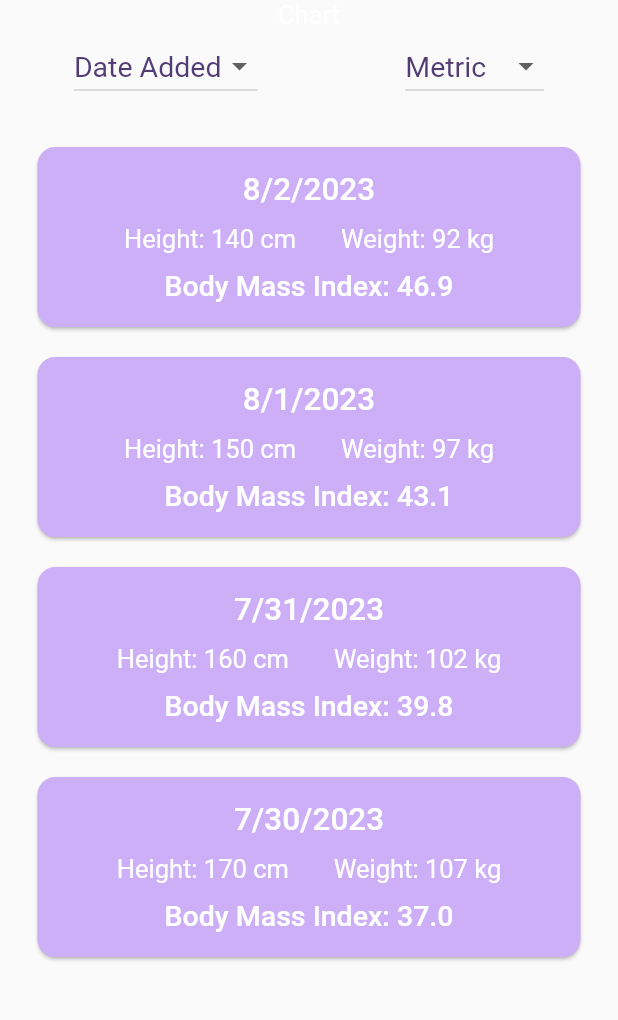
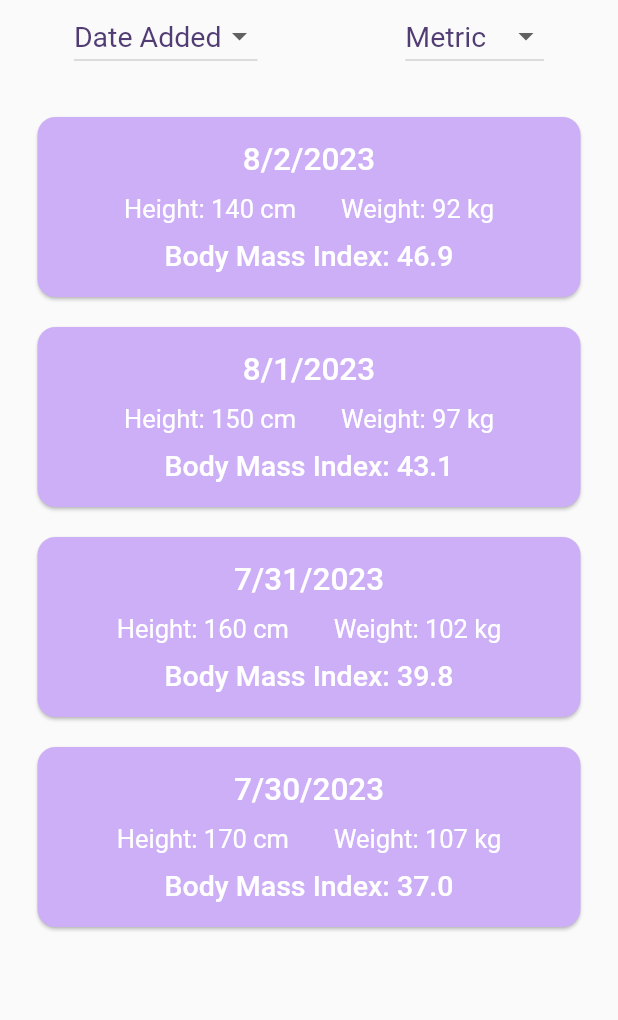
Before and after one commit to ProTechZ/BMI-Calculator, a Flutter app: the screen it shows after launch, on a phone screen of 412 x 824 dp, the part 84-1104 px from its top. Run offline on Flutter 3.47's test engine with Material 2 defaults, Android fonts, the light colour scheme and no system bars; our stand-ins replace google_fonts.

Commit message:
optimised code

```diff
--- a/lib/bmi_calculator.dart
+++ b/lib/bmi_calculator.dart
@@ -6,6 +6,7 @@ import 'package:bmi_calculator/widgets/order_by_dropdown.dart';
 import 'package:bmi_calculator/widgets/unit_system_dropdown.dart';
 import 'package:flutter/material.dart';
 
+// ignore: constant_identifier_names
 enum OrderByOption { date_added, bmi, height, weight }
 
 class BMICalculator extends StatefulWidget {
@@ -114,7 +115,6 @@ class _BMICalculatorState extends State<BMICalculator> {
         child: Column(
           crossAxisAlignment: CrossAxisAlignment.center,
           children: [
-            Text('Chart'),
             Row(
               mainAxisAlignment: MainAxisAlignment.spaceAround,
               children: [
--- a/lib/main.dart
+++ b/lib/main.dart
@@ -14,7 +14,7 @@ extension StringExtension on String {
 
 final kColorScheme = ColorScheme.fromSeed(
   seedColor: const Color.fromARGB(255, 131, 56, 236),
-  secondary: Color.fromARGB(255,205, 175, 247),
+  secondary: const Color.fromARGB(255,205, 175, 247),
 );
 
 void main() {
--- a/lib/widgets/entry_deleted_snackbar.dart
+++ b/lib/widgets/entry_deleted_snackbar.dart
@@ -1,17 +1,17 @@
 import 'package:flutter/material.dart';
 
 class EntryDeletedSnackbar extends StatelessWidget {
-  EntryDeletedSnackbar({super.key, required this.onUndoAction});
+  const EntryDeletedSnackbar({super.key, required this.onUndoAction});
 
   final void Function() onUndoAction;
 
   @override
   Widget build(BuildContext context) {
     return SnackBar(
-      content: Container(
+      content: const SizedBox(
         height: 100,
         width: 100,
-        child: const Text('Deleted BMI Entry'),
+        child: Text('Deleted BMI Entry'),
       ),
       action: SnackBarAction(
         label: 'Undo',
--- a/lib/widgets/entry_item.dart
+++ b/lib/widgets/entry_item.dart
@@ -31,7 +31,7 @@ class _BMIEntryItemState extends State<BMIEntryItem> {
 
     return InkWell(
       onTap: onExpandItem,
-      child: Container(
+      child: SizedBox(
         height: 140,
         width: 80,
         child: Card(
@@ -47,7 +47,7 @@ class _BMIEntryItemState extends State<BMIEntryItem> {
                 mainAxisAlignment: MainAxisAlignment.center,
                 children: [
                   Text(
-                    'Height: ${height}',
+                    'Height: $height',
                     style: Theme.of(context).textTheme.bodyMedium,
                   ),
                   const SizedBox(width: 30),
```
Also changed, not shown: 1 other file.
